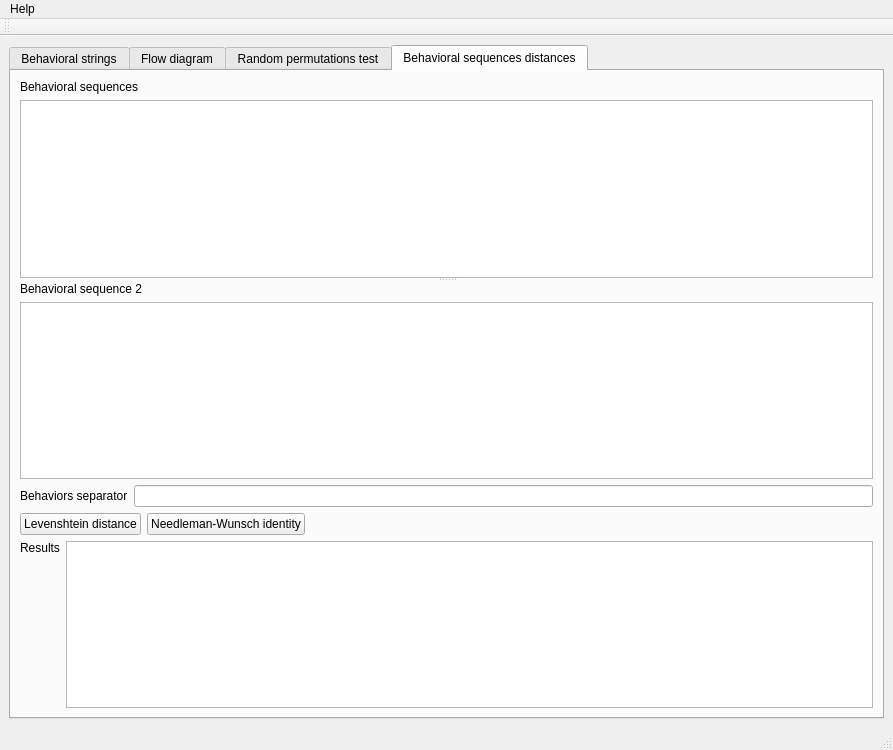
Above: src/behatrix.ui from olivierfriard/behatrix before the change. Below: the same form after it.
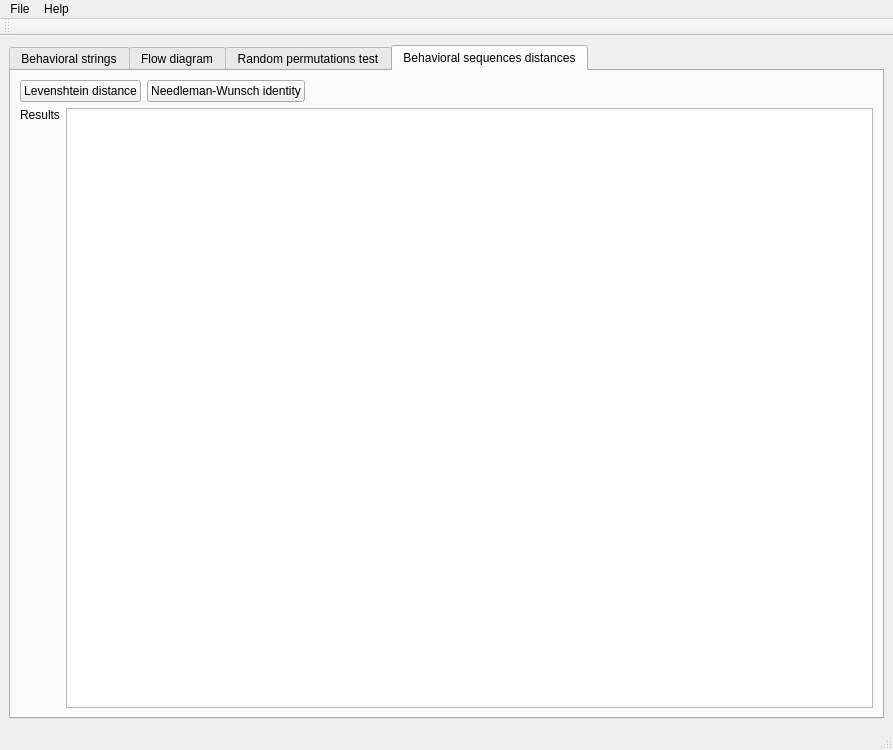
That is the form after the change. The open tabs and pages were chosen to show the change.

```diff
--- a/src/behatrix.ui
+++ b/src/behatrix.ui
@@ -716,56 +716,7 @@
        <attribute name="title">
         <string>Behavioral sequences distances</string>
        </attribute>
-       <layout class="QVBoxLayout" name="verticalLayout_12">
-        <item>
-         <widget class="QSplitter" name="splitter">
-          <property name="orientation">
-           <enum>Qt::Vertical</enum>
-          </property>
-          <widget class="QWidget" name="layoutWidget">
-           <layout class="QVBoxLayout" name="verticalLayout_9">
-            <item>
-             <widget class="QLabel" name="label_5">
-              <property name="text">
-               <string>Behavioral sequences</string>
-              </property>
-             </widget>
-            </item>
-            <item>
-             <widget class="QPlainTextEdit" name="pte_seq"/>
-            </item>
-           </layout>
-          </widget>
-          <widget class="QWidget" name="layoutWidget">
-           <layout class="QVBoxLayout" name="verticalLayout_10">
-            <item>
-             <widget class="QLabel" name="label_6">
-              <property name="text">
-               <string>Behavioral sequence 2</string>
-              </property>
-             </widget>
-            </item>
-            <item>
-             <widget class="QPlainTextEdit" name="pte_seq2"/>
-            </item>
-           </layout>
-          </widget>
-         </widget>
-        </item>
-        <item>
-         <layout class="QHBoxLayout" name="horizontalLayout_20">
-          <item>
-           <widget class="QLabel" name="label_20">
-            <property name="text">
-             <string>Behaviors separator</string>
-            </property>
-           </widget>
-          </item>
-          <item>
-           <widget class="QLineEdit" name="le_behaviors_separator_distance"/>
-          </item>
-         </layout>
-        </item>
+       <layout class="QVBoxLayout" name="verticalLayout_9">
         <item>
          <layout class="QHBoxLayout" name="horizontalLayout_21">
           <item>
@@ -845,11 +796,19 @@
    </property>
    <widget class="QMenu" name="menuHelp">
     <property name="title">
+     <string>File</string>
+    </property>
+    <addaction name="actionLoad_behavioral_sequences"/>
+    <addaction name="actionQuit"/>
+   </widget>
+   <widget class="QMenu" name="menuHelp_2">
+    <property name="title">
      <string>Help</string>
     </property>
     <addaction name="actionAbout"/>
    </widget>
    <addaction name="menuHelp"/>
+   <addaction name="menuHelp_2"/>
   </widget>
   <widget class="QStatusBar" name="statusbar"/>
   <widget class="QToolBar" name="toolBar">
```
Left out of the diff: 12 changed lines with no effect on the pictures.
